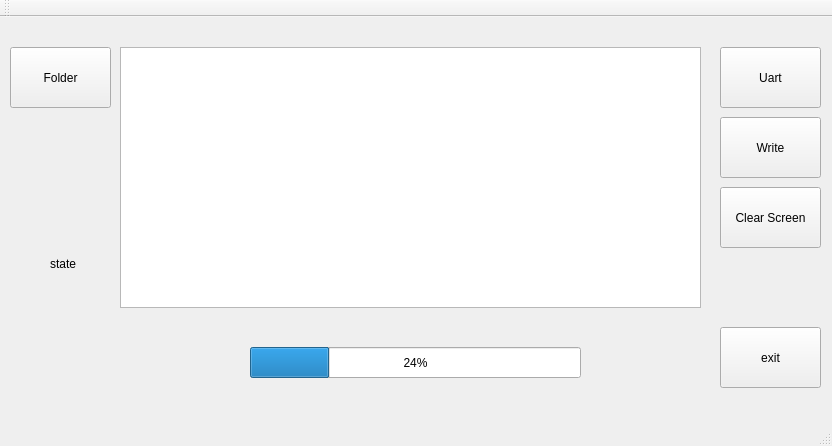
Above: qtWidgetsst25/widgetSst25/mainwindow.ui from lion037osx/widgetsSST25 before the change. Below: the same form after it.
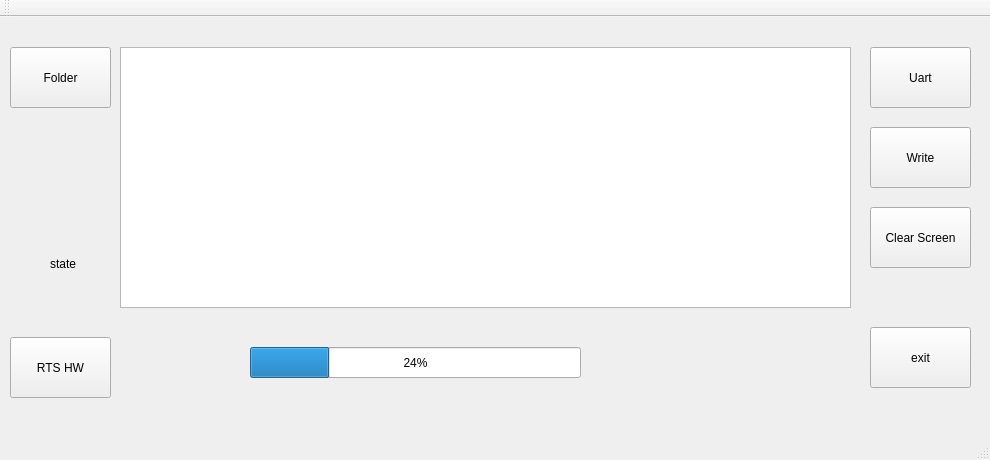
That is the form after the change.

Diff of the .ui file:
```diff
--- a/qtWidgetsst25/widgetSst25/mainwindow.ui
+++ b/qtWidgetsst25/widgetSst25/mainwindow.ui
@@ -6,8 +6,8 @@
    <rect>
     <x>0</x>
     <y>0</y>
-    <width>832</width>
-    <height>446</height>
+    <width>990</width>
+    <height>460</height>
    </rect>
   </property>
   <property name="windowTitle">
@@ -17,7 +17,7 @@
    <widget class="QPushButton" name="pushButton_exit">
     <property name="geometry">
      <rect>
-      <x>720</x>
+      <x>870</x>
       <y>310</y>
       <width>101</width>
       <height>61</height>
@@ -43,8 +43,8 @@
    <widget class="QPushButton" name="pushButton_write">
     <property name="geometry">
      <rect>
-      <x>720</x>
-      <y>100</y>
+      <x>870</x>
+      <y>110</y>
       <width>101</width>
       <height>61</height>
      </rect>
@@ -56,9 +56,9 @@
    <widget class="QLabel" name="label_debug">
     <property name="geometry">
      <rect>
-      <x>120</x>
+      <x>10</x>
       <y>0</y>
-      <width>701</width>
+      <width>811</width>
       <height>21</height>
      </rect>
     </property>
@@ -69,7 +69,7 @@
    <widget class="QPushButton" name="pushButton_uart">
     <property name="geometry">
      <rect>
-      <x>720</x>
+      <x>870</x>
       <y>30</y>
       <width>101</width>
       <height>61</height>
@@ -97,7 +97,7 @@
      <rect>
       <x>120</x>
       <y>30</y>
-      <width>581</width>
+      <width>731</width>
       <height>261</height>
      </rect>
     </property>
@@ -118,8 +118,8 @@
    <widget class="QPushButton" name="pushButton_clearScreen">
     <property name="geometry">
      <rect>
-      <x>720</x>
-      <y>170</y>
+      <x>870</x>
+      <y>190</y>
       <width>101</width>
       <height>61</height>
      </rect>
@@ -128,6 +128,19 @@
      <string>Clear Screen</string>
     </property>
    </widget>
+   <widget class="QPushButton" name="pushButton_RTS">
+    <property name="geometry">
+     <rect>
+      <x>10</x>
+      <y>320</y>
+      <width>101</width>
+      <height>61</height>
+     </rect>
+    </property>
+    <property name="text">
+     <string>RTS HW</string>
+    </property>
+   </widget>
   </widget>
   <widget class="QMenuBar" name="menuBar">
    <property name="geometry">
```
Left out of the diff: 2 changed lines with no effect on the pictures.
